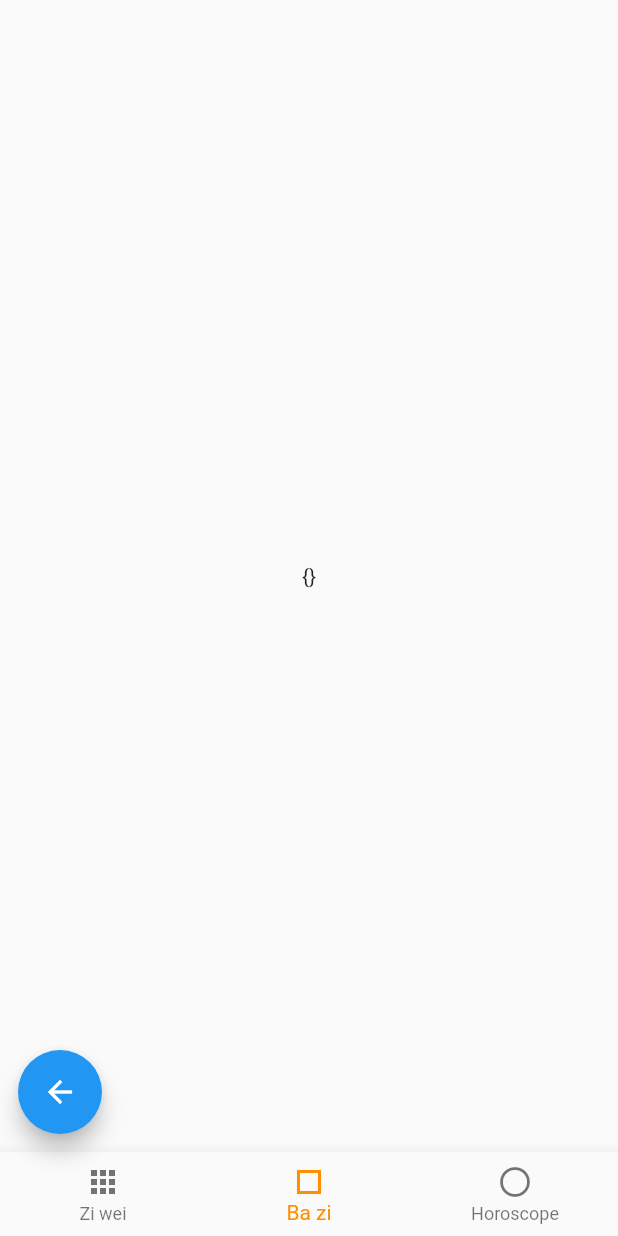
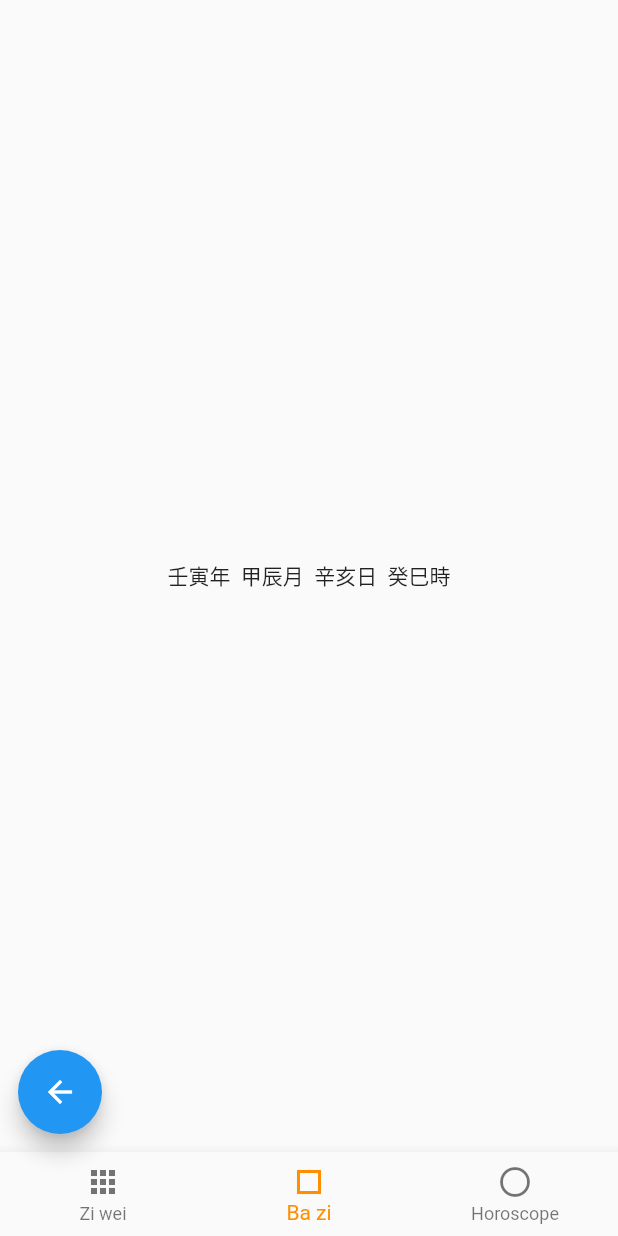
Before and after one commit to fonu195713/my-horoscope, a Flutter app: the FramePage screen opened directly with empty values, item 2 of the bottom bar chosen, on a phone screen of 412 x 824 dp. Run offline on Flutter 3.47's test engine with Material 2 defaults, Android fonts, the phone set to English and light mode, and no system bars; missing offline and left inert: spannable_grid.

Commit message:
generate: basic 'bazi' info on 'bazi page'

```diff
--- /dev/null
+++ b/lib/component/pillars.dart
@@ -0,0 +1,30 @@
+import '../function/time_convert.dart' show toSolar, toSexagenaryCycle;
+
+class Bazi {
+  static late String name;
+  static late bool isBoy;
+  static late DateTime clockTime;
+  static late DateTime solarTime;
+  static late List<String> words;
+
+  // Private constructor
+  Bazi._create(Map<String, dynamic> info) {
+    // Do most of your initialization here, that's what a constructor is for
+    name = info['name'];
+    isBoy = info['isBoy'];
+    clockTime = info['birthday'];
+    solarTime = toSolar(clockTime);
+  }
+
+  // Public factory
+  static Future<Bazi> create(Map<String, dynamic> info) async {
+    // Call the private constructor
+    Bazi bazi = Bazi._create(info);
+
+    // Do initialization that requires async
+    words = await toSexagenaryCycle(solarTime);
+
+    // Return the fully initialized object
+    return bazi;
+  }
+}
--- a/lib/function/to_string.dart
+++ b/lib/function/to_string.dart
@@ -28,3 +28,13 @@ String lunarToString(Map<String, dynamic> lunar) {
 
   return result;
 }
+
+String sexagenaryCycleToString(List<String> bazi) {
+  String result = '';
+  List<String> list = ['', '年 ', '', '月 ', '', '日 ', '', '時'];
+  for (int i = 0; i < bazi.length; i++) {
+    result += bazi[i] + list[i];
+    result += (i % 2 == 1 && i != 7) ? ' ' : '';
+  }
+  return result;
+}
--- a/lib/page/bazi_page.dart
+++ b/lib/page/bazi_page.dart
@@ -1,12 +1,51 @@
 import 'package:flutter/material.dart';
+import '../component/pillars.dart';
+import 'package:spannable_grid/spannable_grid.dart';
+import '../function/to_string.dart' show sexagenaryCycleToString;
 
 class BaziPage extends StatelessWidget {
-  final String info;
+  final Map<String, dynamic> info;
   const BaziPage({Key? key, required this.info}) : super(key: key);
 
   @override
   Widget build(BuildContext context) {
-    return Center(child: Text(info));
+    return FutureBuilder<Bazi>(
+        future: Bazi.create(info),
+        builder: (context, AsyncSnapshot<Bazi> snapshot) {
+          switch (snapshot.connectionState) {
+            case ConnectionState.waiting:
+              return Container();
+
+            default:
+              if (snapshot.hasError) {
+                return SnapshotHasError(text: 'Error: ${snapshot.error}');
+              }
+
+              return Center(child: Text(sexagenaryCycleToString(Bazi.words)));
+            // return SpannableGrid(
+            //   columns: 4,
+            //   rows: 4,
+            //   cells: const[],
+            // );
+          }
+        });
+  }
+}
+
+class SnapshotHasError extends StatelessWidget {
+  final String text;
+  const SnapshotHasError({Key? key, required this.text}) : super(key: key);
+
+  @override
+  Widget build(BuildContext context) {
+    return Center(
+        child: Column(
+      mainAxisAlignment: MainAxisAlignment.center,
+      children: <Widget>[
+        const Icon(Icons.error_outline, color: Colors.red, size: 60),
+        Padding(padding: const EdgeInsets.only(top: 16), child: Text(text)),
+      ],
+    ));
   }
 }
 
--- a/lib/page/frame_page.dart
+++ b/lib/page/frame_page.dart
@@ -21,7 +21,7 @@ class _FramePageState extends State<FramePage> {
     _selectedIndex = 0;
     pageList = [
       ZiweiPage(info: widget.info),
-      BaziPage(info: widget.info.toString()),
+      BaziPage(info: widget.info),
       HoroscopePage(info: widget.info.toString()),
     ];
   }
--- a/lib/page/ziwei_page.dart
+++ b/lib/page/ziwei_page.dart
@@ -1,5 +1,5 @@
 import 'package:flutter/material.dart';
-import '../component/ming_pan.dart';
+import '../component/palaces.dart';
 import 'package:spannable_grid/spannable_grid.dart';
 import '../function/to_string.dart' show lunarToString;
 
```
Also changed, not shown: lib/component/palaces.dart (renamed from lib/component/ming_pan.dart, +0 -57 lines), lib/function/time_convert.dart (+58 -8 lines).
